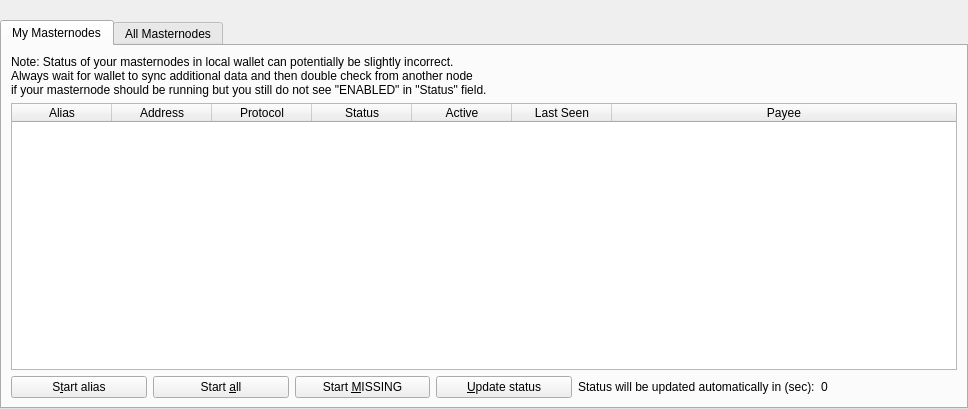
theRealDijida/PAC, file src/qt/forms/masternodelist.ui: the form before one commit.
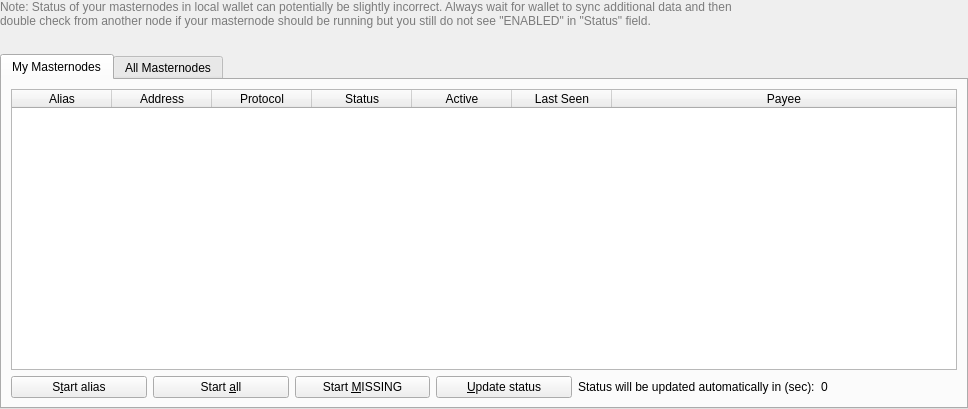
The form after the commit. The open tabs and pages were chosen to show the change.

The edit to the form file:
```diff
--- a/src/qt/forms/masternodelist.ui
+++ b/src/qt/forms/masternodelist.ui
@@ -31,6 +31,19 @@
      <property name="bottomMargin">
       <number>0</number>
      </property>
+     <item>
+      <widget class="QLabel" name="updateNote">
+       <property name="styleSheet">
+        <string notr="true">color: #7B7B7B;</string>
+       </property>
+       <property name="text">
+        <string>&lt;html&gt;&lt;head/&gt;&lt;body&gt;&lt;p&gt;Note: Status of your masternodes in local wallet can potentially be slightly incorrect. Always wait for wallet to sync additional data and then&lt;br/&gt;double check from another node if your masternode should be running but you still do not see &amp;quot;ENABLED&amp;quot; in &amp;quot;Status&amp;quot; field.&lt;/p&gt;&lt;/body&gt;&lt;/html&gt;</string>
+       </property>
+       <property name="wordWrap">
+        <bool>true</bool>
+       </property>
+      </widget>
+     </item>
      <item>
       <spacer name="horizontalSpacer0">
        <property name="orientation">
@@ -64,13 +77,6 @@
              <property name="bottomMargin">
               <number>0</number>
              </property>
-             <item>
-              <widget class="QLabel" name="updateNote">
-               <property name="text">
-                <string>Note: Status of your masternodes in local wallet can potentially be slightly incorrect.&lt;br /&gt;Always wait for wallet to sync additional data and then double check from another node&lt;br /&gt;if your masternode should be running but you still do not see &quot;ENABLED&quot; in &quot;Status&quot; field.</string>
-               </property>
-              </widget>
-             </item>
             </layout>
            </item>
            <item>
```
Left out of the diff: 5 changed lines with no effect on the pictures.
